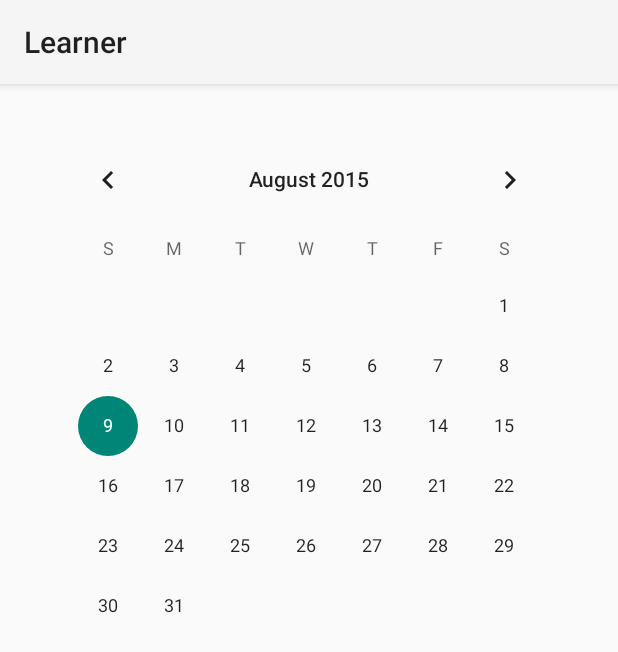
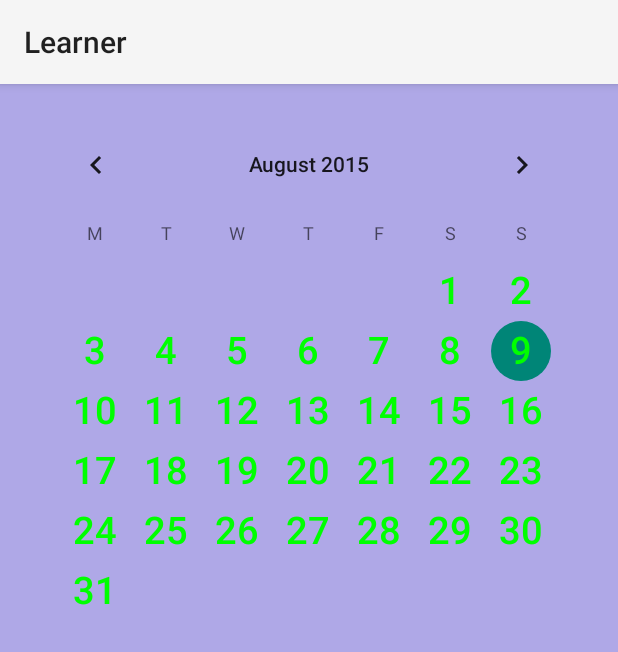
Before and after one commit to ShBogdan/Learner, an Android app: the fragment FrgCalendar shown on its own in the app's theme, on a phone screen of 412 x 824 dp. Shown: the top 652 px of the screen. Run offline under Robolectric (Android 15) with nearby library versions, the phone set to English and light mode, and no system bars.

```diff
--- a/main/src/main/java/com/bogdan/learner/fragments/FrgCalendar.java
+++ b/main/src/main/java/com/bogdan/learner/fragments/FrgCalendar.java
@@ -2,38 +2,47 @@ package com.bogdan.learner.fragments;
 
 
 import android.app.Fragment;
-import android.graphics.Color;
 import android.os.Bundle;
-import android.support.annotation.Nullable;
 import android.view.LayoutInflater;
 import android.view.View;
 import android.view.ViewGroup;
 import android.widget.CalendarView;
 import android.widget.Toast;
+
+import com.bogdan.learner.DayLibrary;
 import com.bogdan.learner.R;
 
 public class FrgCalendar extends Fragment{
+
     CalendarView calendar;
-
     @Override
     public View onCreateView(LayoutInflater inflater, ViewGroup container, Bundle savedInstanceState) {
         View view = inflater.inflate(R.layout.frg_calendar, null);
-        initializeCalendar();
+
         return view;
     }
+
+    @Override
+    public void onStart() {
+        super.onStart();
+        showToast();
+//        initializeCalendar();
+    }
+
     public void initializeCalendar(){
         calendar = (CalendarView) getActivity().findViewById(R.id.calendar);
-//        calendar.setShowWeekNumber(false);
-//        calendar.setFirstDayOfWeek(1);
-//        calendar.setSelectedWeekBackgroundColor(getResources().getColor(R.color.green));
-//        calendar.setUnfocusedMonthDateColor(getResources().getColor(R.color.transparent));
-//        calendar.setWeekSeparatorLineColor(getResources().getColor(R.color.transparent));
-//        calendar.setSelectedDateVerticalBar(R.color.my_background);
-//        calendar.setOnDateChangeListener(new CalendarView.OnDateChangeListener() {
-//            @Override
-//            public void onSelectedDayChange(CalendarView view, int year, int month, int dayOfMonth) {
-//                Toast.makeText(getActivity(), dayOfMonth + "/" + month + "/" + year, Toast.LENGTH_LONG).show();
-//            }
-//        });
+        calendar.setShowWeekNumber(false);
+        calendar.setOnDateChangeListener(new CalendarView.OnDateChangeListener() {
+            @Override
+            public void onSelectedDayChange(CalendarView view, int year, int month, int dayOfMonth) {
+                if (new DayLibrary(getActivity()).getListWordsByDate(year + month + dayOfMonth + "") != null) {
+                    getActivity().getFragmentManager().beginTransaction().replace(R.id.fragment_container, new FrgRepeatToDay()).commit();
+                } else showToast();
+            }
+        });
+    }
+    public void showToast(){
+        Toast.makeText(getActivity().getApplication(), "Нет дней для занятий", Toast.LENGTH_SHORT).show();
+
     }
 }
--- a/main/src/main/java/com/bogdan/learner/fragments/FrgMainMenu.java
+++ b/main/src/main/java/com/bogdan/learner/fragments/FrgMainMenu.java
@@ -8,6 +8,7 @@ import android.view.LayoutInflater;
 import android.view.View;
 import android.view.ViewGroup;
 import android.widget.Button;
+
 import com.bogdan.learner.R;
 
 public class FrgMainMenu extends Fragment implements View.OnClickListener{
@@ -22,6 +23,8 @@ public class FrgMainMenu extends Fragment implements View.OnClickListener{
         btn_addNewWord.setOnClickListener(this);
         Button btn_repeat     = (Button) view.findViewById(R.id.btn_repeat);
         btn_repeat.setOnClickListener(this);
+
+
         return view;
     }
     @Override
--- a/main/src/main/res/layout/frg_calendar.xml
+++ b/main/src/main/res/layout/frg_calendar.xml
@@ -1,12 +1,23 @@
 <?xml version="1.0" encoding="utf-8"?>
 <LinearLayout xmlns:android="http://schemas.android.com/apk/res/android"
-              android:layout_width="match_parent"
-              android:layout_height="match_parent"
-              android:padding="20dp"
-              android:orientation="vertical" >
+    android:layout_width="match_parent"
+    android:layout_height="match_parent"
+    android:padding="20dp"
+    android:orientation="vertical"
+    android:background="#ffafa8e7">
     <CalendarView
-            android:id="@+id/calendar"
-            android:layout_margin="10dp"
-            android:layout_width="match_parent"
-            android:layout_height="match_parent" />
+        android:id="@+id/calendar"
+        android:layout_width="match_parent"
+        android:layout_height="match_parent"
+        android:dateTextAppearance="@style/CodeFont"
+        android:firstDayOfWeek="2"
+        android:weekSeparatorLineColor="@android:color/black"
+        android:selectedWeekBackgroundColor="@android:color/holo_purple"
+        android:weekNumberColor="@android:color/black"
+        android:selectedDateVerticalBar="@android:color/darker_gray"
+        android:showWeekNumber="false"
+        android:focusable="false"
+        android:foregroundGravity="fill" />
+
+
 </LinearLayout>
--- a/main/src/main/res/values/strings.xml
+++ b/main/src/main/res/values/strings.xml
@@ -4,5 +4,6 @@
     <string name="app_name">Learner</string>
     <string name="hello_world">Hello world!</string>
     <string name="action_settings">Settings</string>
+    <string name="load">"ЗАГРУЗИЛ"</string>
 
 </resources>
--- /dev/null
+++ b/main/src/main/res/values/style.xml
@@ -0,0 +1,11 @@
+<?xml version="1.0" encoding="utf-8"?>
+<resources>
+    <style name="CodeFont" parent="@android:style/TextAppearance.Medium">
+        <item name="android:layout_width">fill_parent</item>
+        <item name="android:layout_height">wrap_content</item>
+        <item name="android:textColor">#00FF00</item>
+        <item name="android:typeface">monospace</item>
+        <item name="android:textSize">25dp</item>
+    </style>
+
+</resources>
```
Also changed, not shown: main/src/main/java/com/bogdan/learner/MainActivity.java (+5 -4 lines).
